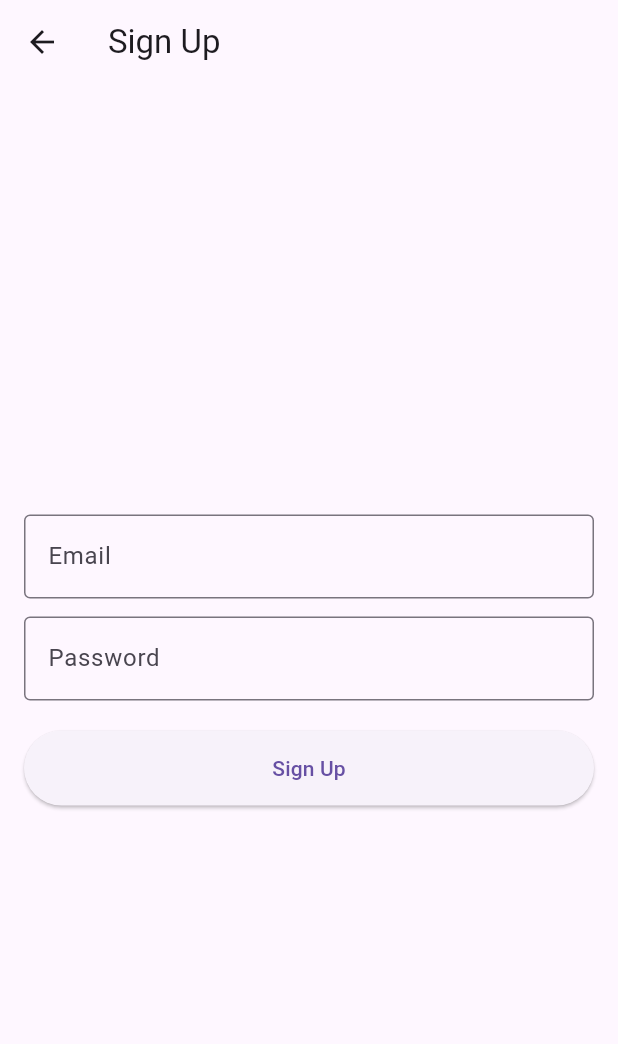
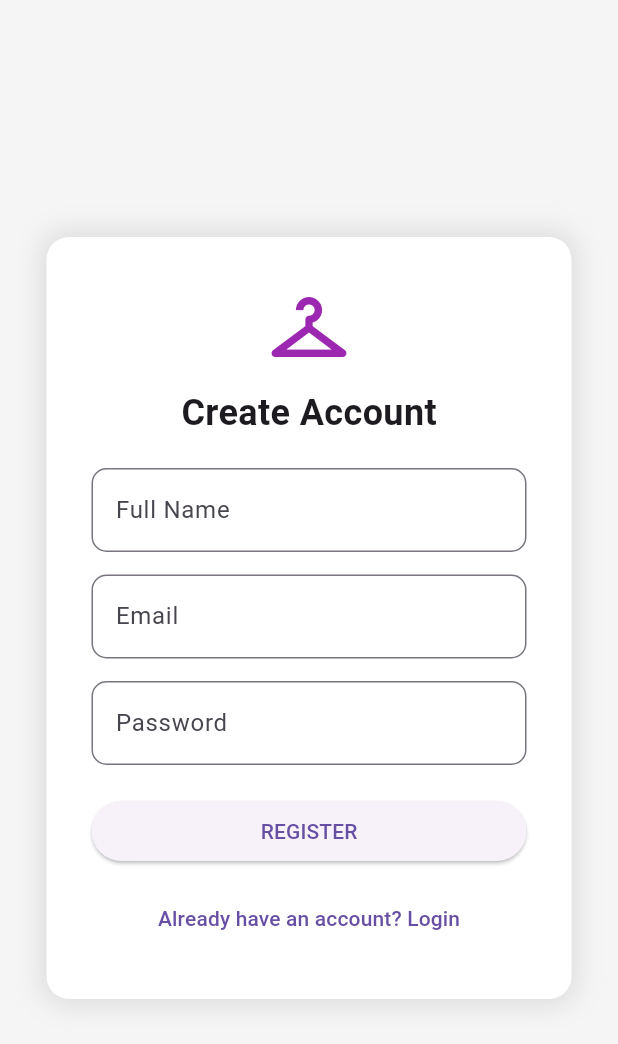
Before and after one commit to aarushagp/fitmirror, a Flutter app: the SignupPage screen opened directly, on a phone screen of 412 x 824 dp. Shown: the top 1044 px of the screen. Run offline on Flutter 3.47's test engine with Material 3 defaults, Android fonts, the phone set to English and light mode, and no system bars; our stand-ins replace firebase_auth, firebase_core; accounts and stored records are empty; network calls fail.

Commit message:
Added working Firebase login and signup with improved UI

```diff
--- a/lib/screens/signup_page.dart
+++ b/lib/screens/signup_page.dart
@@ -1,101 +1,143 @@
 import 'package:flutter/material.dart';
-import 'package:firebase_auth/firebase_auth.dart';
-import 'home_page.dart';
+import '../services/auth_service.dart';
 
-class SignupPage extends StatefulWidget {
-  const SignupPage({super.key});
+class SignupPage extends StatelessWidget {
 
-  @override
-  State<SignupPage> createState() => _SignupPageState();
-}
+  SignupPage({super.key});
 
-class _SignupPageState extends State<SignupPage> {
-  final _emailController = TextEditingController();
-  final _passwordController = TextEditingController();
-  final FirebaseAuth _auth = FirebaseAuth.instance;
+  final nameController = TextEditingController();
+  final emailController = TextEditingController();
+  final passwordController = TextEditingController();
 
-  bool _isLoading = false;
-
-  Future<void> _signup() async {
-    final email = _emailController.text.trim();
-    final password = _passwordController.text.trim();
-
-    if (email.isEmpty || password.isEmpty) {
-      ScaffoldMessenger.of(context).showSnackBar(
-        const SnackBar(content: Text("Please enter email & password")),
-      );
-      return;
-    }
-
-    setState(() => _isLoading = true);
-
-    try {
-      await _auth.createUserWithEmailAndPassword(
-        email: email,
-        password: password,
-      );
-
-      if (!mounted) return;
-      Navigator.pushReplacement(
-        context,
-        MaterialPageRoute(builder: (_) => const HomePage()),
-      );
-    } on FirebaseAuthException catch (e) {
-      String message = "Signup failed";
-      if (e.code == 'weak-password') {
-        message = "The password is too weak (min 6 chars).";
-      } else if (e.code == 'email-already-in-use') {
-        message = "This email is already registered.";
-      } else if (e.code == 'invalid-email') {
-        message = "Invalid email format.";
-      }
-      ScaffoldMessenger.of(context).showSnackBar(SnackBar(content: Text(message)));
-    } catch (e) {
-      ScaffoldMessenger.of(context).showSnackBar(
-        SnackBar(content: Text("Something went wrong: $e")),
-      );
-    } finally {
-      if (mounted) setState(() => _isLoading = false);
-    }
-  }
+  final AuthService authService = AuthService();
 
   @override
   Widget build(BuildContext context) {
+
     return Scaffold(
-      appBar: AppBar(title: const Text("Sign Up")),
-      body: Padding(
-        padding: const EdgeInsets.all(16.0),
+      backgroundColor: const Color(0xffF5F5F5),
+
+      body: Center(
+        child: SingleChildScrollView(
+          child: Container(
+            width: 350,
+            padding: const EdgeInsets.all(30),
+
+            decoration: BoxDecoration(
+              color: Colors.white,
+              borderRadius: BorderRadius.circular(15),
+              boxShadow: [
+                BoxShadow(
+                  color: Colors.grey.withOpacity(0.3),
+                  blurRadius: 15,
+                  spreadRadius: 3,
+                )
+              ],
+            ),
+
             child: Column(
-          mainAxisAlignment: MainAxisAlignment.center,
+              mainAxisSize: MainAxisSize.min,
               children: [
-            TextField(
-              controller: _emailController,
-              decoration: const InputDecoration(
-                labelText: "Email",
-                border: OutlineInputBorder(),
+
+                const Icon(
+                  Icons.checkroom,
+                  size: 60,
+                  color: Colors.purple,
                 ),
-              keyboardType: TextInputType.emailAddress,
-            ),
-            const SizedBox(height: 12),
-            TextField(
-              controller: _passwordController,
-              obscureText: true,
-              decoration: const InputDecoration(
-                labelText: "Password",
-                border: OutlineInputBorder(),
+
+                const SizedBox(height: 10),
+
+                const Text(
+                  "Create Account",
+                  style: TextStyle(
+                    fontSize: 24,
+                    fontWeight: FontWeight.bold,
                   ),
                 ),
+
                 const SizedBox(height: 20),
-            _isLoading
-                ? const CircularProgressIndicator()
-                : ElevatedButton(
-                    onPressed: _signup,
-                    style: ElevatedButton.styleFrom(
-                      minimumSize: const Size(double.infinity, 50),
+
+                TextField(
+                  controller: nameController,
+                  decoration: InputDecoration(
+                    labelText: "Full Name",
+                    border: OutlineInputBorder(
+                      borderRadius: BorderRadius.circular(10),
                     ),
-                    child: const Text("Sign Up"),
                   ),
+                ),
+
+                const SizedBox(height: 15),
+
+                TextField(
+                  controller: emailController,
+                  decoration: InputDecoration(
+                    labelText: "Email",
+                    border: OutlineInputBorder(
+                      borderRadius: BorderRadius.circular(10),
+                    ),
+                  ),
+                ),
+
+                const SizedBox(height: 15),
+
+                TextField(
+                  controller: passwordController,
+                  obscureText: true,
+                  decoration: InputDecoration(
+                    labelText: "Password",
+                    border: OutlineInputBorder(
+                      borderRadius: BorderRadius.circular(10),
+                    ),
+                  ),
+                ),
+
+                const SizedBox(height: 20),
+
+                SizedBox(
+                  width: double.infinity,
+
+                  child: ElevatedButton(
+
+                    onPressed: () async {
+
+                      var user = await authService.signUp(
+                        emailController.text.trim(),
+                        passwordController.text.trim(),
+                      );
+
+                      if (user == null) {
+
+                        ScaffoldMessenger.of(context).showSnackBar(
+                          const SnackBar(
+                            content: Text("Signup failed"),
+                          ),
+                        );
+
+                      } else {
+
+                        Navigator.pop(context);
+
+                      }
+
+                    },
+
+                    child: const Text("REGISTER"),
+                  ),
+                ),
+
+                const SizedBox(height: 10),
+
+                TextButton(
+                  onPressed: () {
+                    Navigator.pop(context);
+                  },
+                  child: const Text("Already have an account? Login"),
+                )
+
               ],
+            ),
+          ),
         ),
       ),
     );
--- a/pubspec.yaml
+++ b/pubspec.yaml
@@ -16,6 +16,7 @@ dependencies:
   firebase_auth: ^5.3.0
   cloud_firestore: ^5.4.0
   firebase_storage: ^12.3.0
+  google_sign_in: ^6.1.0
 
   # Image handling
   image_picker: ^1.1.2
```
Also changed, not shown: lib/app.dart (+8 -7 lines), lib/main.dart (+15 -2 lines), lib/screens/home_page.dart (+61 -5 lines), lib/screens/login_page.dart (+105 -89 lines), lib/services/auth_service.dart (+24 -13 lines), pubspec.lock, 2 other files. Lines whose indentation alone changed are shown as unchanged.
